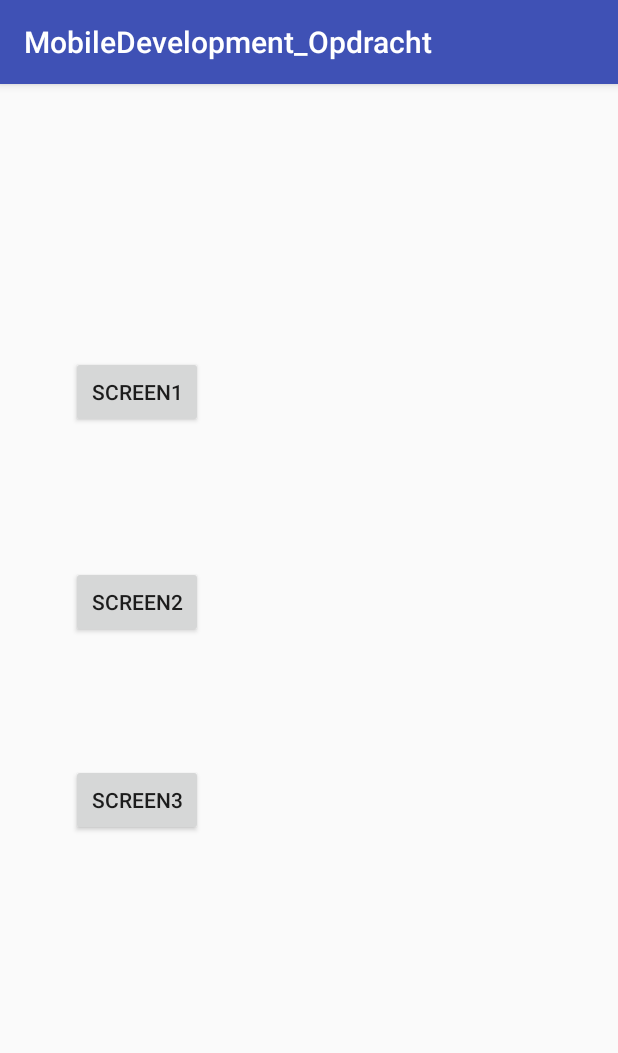
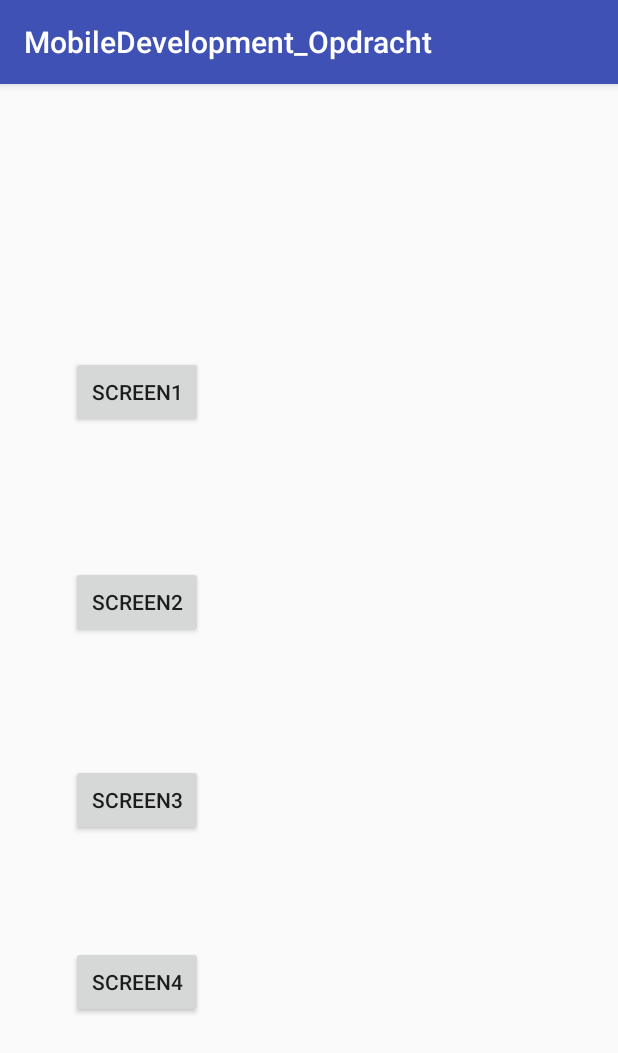
Before and after one commit to JorisVanLooy/MobileDevelopment_Opdracht, an Android app: the screen it shows after launch (MainActivity), on a phone screen of 412 x 824 dp. Shown: the top 1053 px of the screen. Run offline under Robolectric (Android 15) with nearby library versions, the phone set to English and light mode, and no system bars.

```diff
--- a/app/build.gradle
+++ b/app/build.gradle
@@ -27,4 +27,8 @@ dependencies {
     compile 'com.android.support:appcompat-v7:26.+'
     compile 'com.android.support.constraint:constraint-layout:1.0.2'
     testCompile 'junit:junit:4.12'
+    compile 'com.squareup.picasso:picasso:2.5.2'
+    compile 'com.squareup.okhttp3:okhttp:3.4.1'
+    compile 'com.android.support:recyclerview-v7:23.4.0'
+    compile 'com.android.support:cardview-v7:23.4.0'
 }
--- a/app/src/main/java/com/example/joris/mobiledevelopment_opdracht/MainActivity.java
+++ b/app/src/main/java/com/example/joris/mobiledevelopment_opdracht/MainActivity.java
@@ -36,6 +36,14 @@ public class MainActivity extends AppCompatActivity {
                 startActivity(intent);
             }
         });
+        Button btn4 = (Button)findViewById(R.id.btn4);
+        btn4.setOnClickListener(new View.OnClickListener() {
+            @Override
+            public void onClick(View view) {
+                Intent intent = new Intent(MainActivity.this,Screen4.class);
+                startActivity(intent);
+            }
+        });
     }
 
 }
--- a/app/src/main/res/layout/activity_main.xml
+++ b/app/src/main/res/layout/activity_main.xml
@@ -54,4 +54,20 @@
         app:layout_constraintTop_toTopOf="parent"
         app:layout_constraintVertical_bias="0.633"/>
 
+    <Button
+        android:id="@+id/btn4"
+        android:layout_width="wrap_content"
+        android:layout_height="wrap_content"
+        android:layout_marginBottom="8dp"
+        android:layout_marginLeft="8dp"
+        android:layout_marginRight="8dp"
+        android:layout_marginTop="8dp"
+        android:text="Screen4"
+        app:layout_constraintBottom_toBottomOf="parent"
+        app:layout_constraintHorizontal_bias="0.128"
+        app:layout_constraintLeft_toLeftOf="parent"
+        app:layout_constraintRight_toRightOf="parent"
+        app:layout_constraintTop_toTopOf="parent"
+        app:layout_constraintVertical_bias="0.805"/>
+
 </android.support.constraint.ConstraintLayout>
```
Also changed, not shown: app/src/main/AndroidManifest.xml (+8 -6 lines), app/src/main/java/com/example/joris/mobiledevelopment_opdracht/Screen4.java (added, +145 -0 lines), app/src/main/res/layout/activity_screen4.xml (added, +17 -0 lines), app/src/main/res/layout/item.xml (added, +23 -0 lines).
